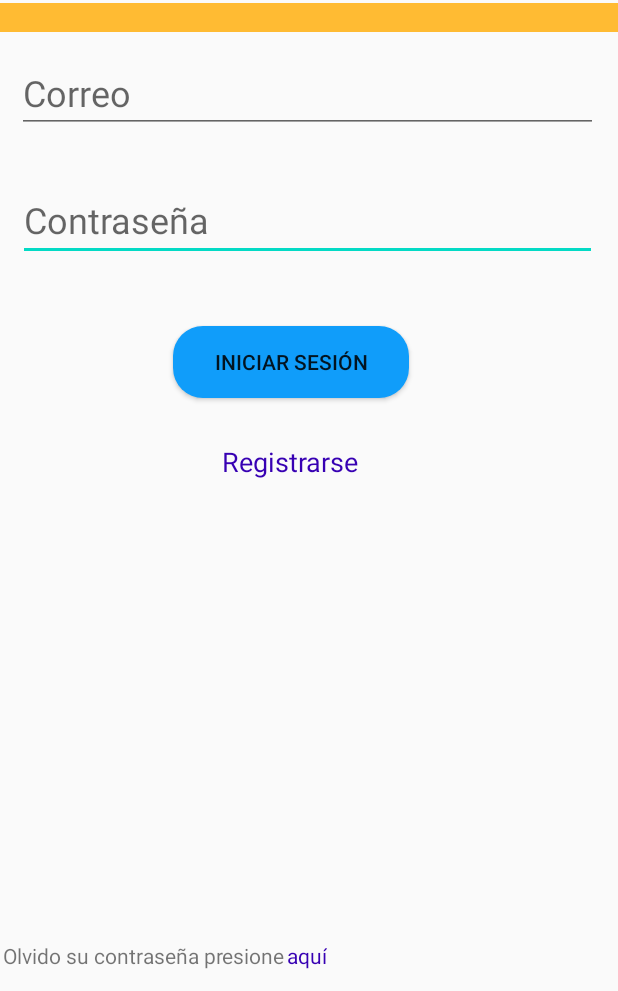
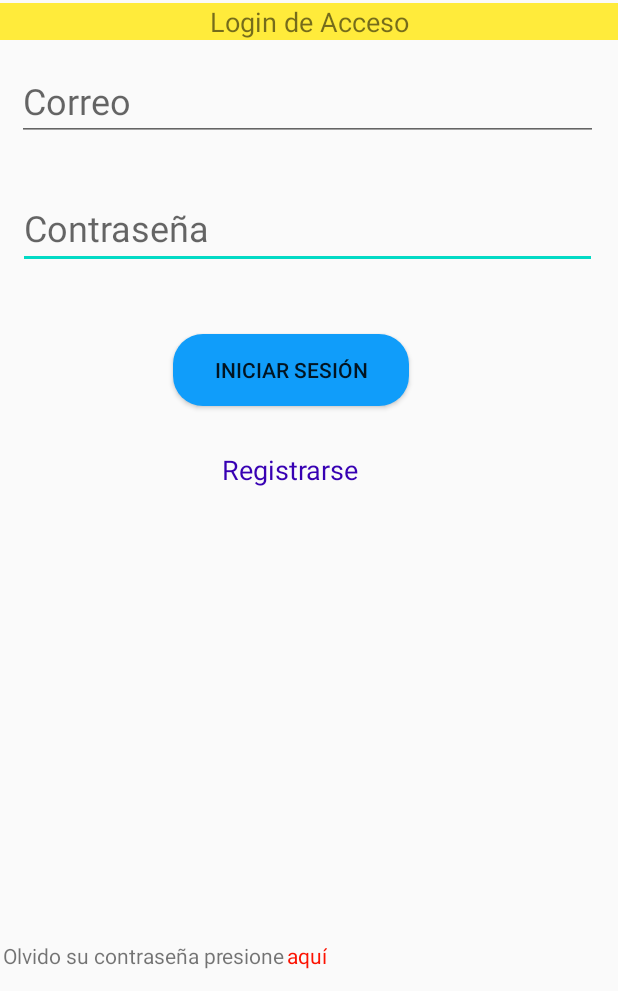
Before and after one commit to BryanMendoza1997/AppGallinas, an Android app: the Cliente screen opened directly, with no data from a screen before it, after a tap on "Salir", on a phone screen of 412 x 824 dp, the part 245-1236 px from its top. Run offline under Robolectric (Android 15) with nearby library versions, the phone set to English and light mode, and no system bars.

Commit message:
Login terminado x3

```diff
--- a/app/build.gradle
+++ b/app/build.gradle
@@ -30,6 +30,8 @@ dependencies {
     implementation 'com.android.support:recyclerview-v7:+'
     implementation 'com.android.support:cardview-v7:+'
     implementation 'androidx.legacy:legacy-support-v4:1.0.0'
+    implementation 'com.rengwuxian.materialedittext:library:2.1.4'
+    implementation 'com.weiwangcn.betterspinner:library-material:1.1.0'
     testImplementation 'junit:junit:4.12'
     androidTestImplementation 'androidx.test.ext:junit:1.1.1'
     androidTestImplementation 'androidx.test.espresso:espresso-core:3.2.0'
--- a/app/src/main/AndroidManifest.xml
+++ b/app/src/main/AndroidManifest.xml
@@ -12,11 +12,11 @@
         android:supportsRtl="true"
         android:allowClearUserData="true"
         android:theme="@style/AppTheme">
-        <activity android:name=".Login"></activity>
+        <activity android:name=".MainActivity"></activity>
         <activity android:name=".Vendedor" />
         <activity android:name=".Cliente" />
         <activity android:name=".RegistraUsuario"/>
-        <activity android:name=".MainActivity">
+        <activity android:name=".Login">
             <intent-filter>
                 <action android:name="android.intent.action.MAIN" />
 
--- a/app/src/main/java/com/example/appgallinas/Cliente.java
+++ b/app/src/main/java/com/example/appgallinas/Cliente.java
@@ -83,7 +83,7 @@ public class Cliente extends AppCompatActivity {
 
             case R.id.action_salir:
                 Intent in = new Intent(this, Login.class);
-                Toast.makeText(this,"Sesión Cerrada",Toast.LENGTH_LONG).show();
+                Toast.makeText(this,"Sesión Cerrada",Toast.LENGTH_SHORT).show();
                 startActivity(in);
                 return true;
         }
--- a/app/src/main/java/com/example/appgallinas/Login.java
+++ b/app/src/main/java/com/example/appgallinas/Login.java
@@ -93,4 +93,9 @@ public class Login extends AppCompatActivity implements Asynchtask {
         Pattern pattern = Patterns.EMAIL_ADDRESS;
         return pattern.matcher(email).matches();
     }
+    public  void registrarse(View view){
+
+        Intent in = new Intent(this, RegistraUsuario.class);
+        startActivity(in);
+    }
 }
--- a/app/src/main/res/layout/activity_login.xml
+++ b/app/src/main/res/layout/activity_login.xml
@@ -30,6 +30,7 @@
         android:fontFamily="sans-serif"
         android:hint="Contraseña"
         android:inputType="textPassword"
+        android:maxLength="30"
         android:textSize="24sp"
         app:layout_constraintBottom_toBottomOf="parent"
         app:layout_constraintEnd_toEndOf="parent"
@@ -57,7 +58,10 @@
         android:layout_alignParentStart="true"
         android:layout_marginStart="0dp"
         android:layout_marginTop="4dp"
-        android:background="@android:color/holo_orange_light" />
+        android:background="@color/Amarillo"
+        android:text="Login de Acceso"
+        android:textAlignment="center"
+        android:textSize="18sp" />
 
     <TextView
         android:id="@+id/textView4"
@@ -68,6 +72,7 @@
         android:layout_centerHorizontal="true"
         android:layout_marginStart="148dp"
         android:layout_marginTop="30dp"
+        android:onClick="registrarse"
         android:text="Registrarse"
         android:textColor="@color/colorPrimaryDark"
         android:textSize="18sp" />
@@ -87,12 +92,11 @@
         android:layout_width="wrap_content"
         android:layout_height="wrap_content"
         android:layout_alignParentBottom="true"
-        android:layout_centerHorizontal="true"
         android:layout_marginStart="1dp"
         android:layout_marginBottom="14dp"
         android:layout_toEndOf="@+id/textView6"
         android:text="aquí"
-        android:textColor="@color/colorPrimaryDark" />
+        android:textColor="@color/rojo" />
 
     <EditText
         android:id="@+id/txtcorreo"
@@ -108,6 +112,7 @@
         android:ems="10"
         android:hint="Correo"
         android:inputType="textEmailAddress"
+        android:maxLength="100"
         android:textSize="24sp" />
 
 </RelativeLayout>
--- a/app/src/main/res/values/colors.xml
+++ b/app/src/main/res/values/colors.xml
@@ -5,4 +5,6 @@
     <color name="colorAccent">#03DAC5</color>
     <color name="Cafe">#A18262</color>
     <color name="color_icos">#90D672</color>
+    <color name="Amarillo">#FFEB3B</color>
+    <color name="rojo">#FC1201</color>
 </resources>
```
